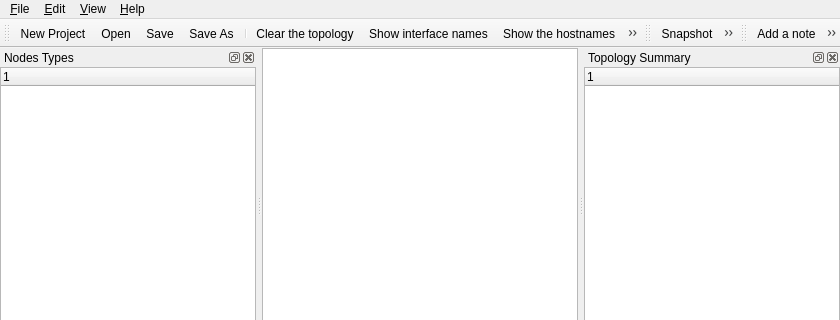
Old version of the form src/GNS3/Ui/Form_MainWindow.ui in the repository GNS3/gns3-legacy; both pictures show x 0 to 840 and y 0 to 320 of the 840 by 600 pixel window.
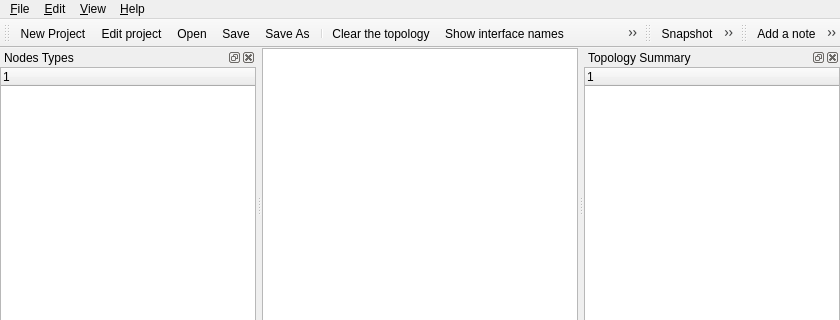
New version of the form. Icons and pictures are not drawn. Custom widgets are drawn as their Qt base class.

Commit message: [*] Button to edit project settings

The edit to the form file:
```diff
--- a/src/GNS3/Ui/Form_MainWindow.ui
+++ b/src/GNS3/Ui/Form_MainWindow.ui
@@ -127,15 +127,16 @@
    <attribute name="toolBarBreak" >
     <bool>false</bool>
    </attribute>
-   <addaction name="action_New" />
-   <addaction name="action_Open" />
-   <addaction name="action_Save" />
-   <addaction name="action_SaveAs" />
-   <addaction name="separator" />
-   <addaction name="action_Clear" />
-   <addaction name="action_ShowinterfaceNames" />
-   <addaction name="action_ShowHostnames" />
-   <addaction name="action_Add_link" />
+   <addaction name="action_New"/>
+   <addaction name="action_EditProject"/>
+   <addaction name="action_Open"/>
+   <addaction name="action_Save"/>
+   <addaction name="action_SaveAs"/>
+   <addaction name="separator"/>
+   <addaction name="action_Clear"/>
+   <addaction name="action_ShowinterfaceNames"/>
+   <addaction name="action_ShowHostnames"/>
+   <addaction name="action_Add_link"/>
   </widget>
   <widget class="QDockWidget" name="dockWidget_NodeTypes" >
    <property name="allowedAreas" >
@@ -702,6 +703,15 @@
     <string>Snapshot</string>
    </property>
   </action>
+  <action name="action_EditProject">
+   <property name="icon">
+    <iconset resource="../../../../gns3-artwork/svg_resources.qrc">
+     <normaloff>:/icons/edit-project.svg</normaloff>:/icons/edit-project.svg</iconset>
+   </property>
+   <property name="text">
+    <string>&amp;Edit project</string>
+   </property>
+  </action>
  </widget>
  <customwidgets>
   <customwidget>
```
Left out of the diff: 658 changed lines with no effect on the pictures. The commit also changes 28 other files.
